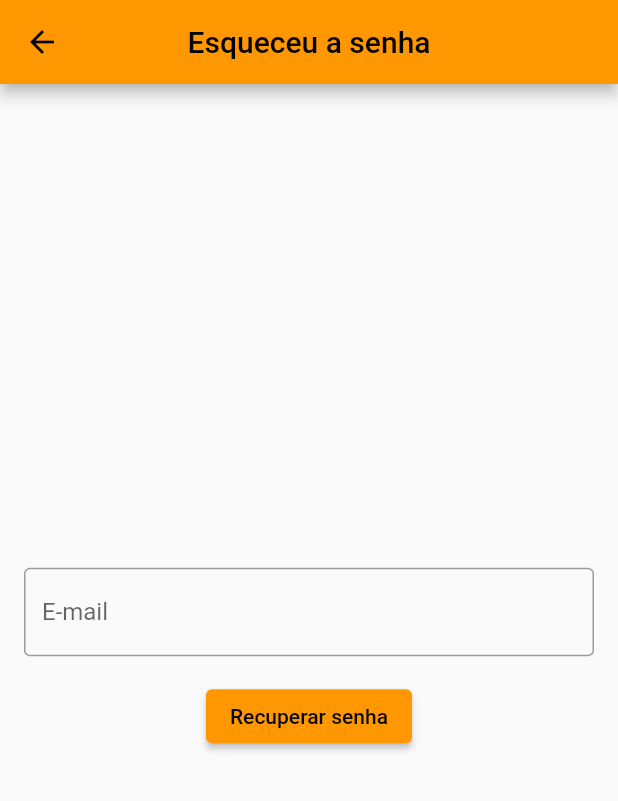
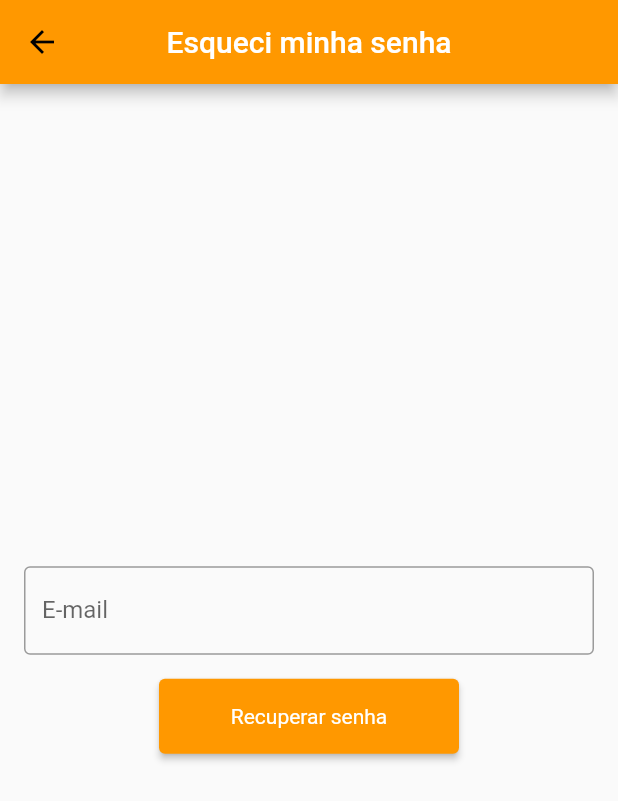
Before and after one commit to Lucasilvabr/MyWallet, a Flutter app: the forgotpasswordPage screen opened directly, on a phone screen of 412 x 824 dp. Shown: the top 801 px of the screen. Run offline on Flutter 3.47's test engine with Material 2 defaults, Android fonts, the phone set to English and light mode, and no system bars.

Commit message:
atualizações de page

```diff
--- a/lib/cartoes.dart
+++ b/lib/cartoes.dart
@@ -37,8 +37,10 @@ class _cartoesState extends State<cartoes> {
                 color: Colors.white,
               ),
             ),
+
           ],
         ),
+          centerTitle: true,
       ),
       body: SingleChildScrollView(
         child: Padding(
--- a/lib/forgotpassword.dart
+++ b/lib/forgotpassword.dart
@@ -15,7 +15,12 @@ class _forgotpasswordPageState extends State<forgotpasswordPage> {
   Widget build(BuildContext context) {
     return Scaffold(
       appBar: AppBar(
-        title: Text('Esqueceu a senha'),
+        title: Text(
+          'Esqueci minha senha',
+          style: TextStyle(
+            color: Colors.white,
+          ),
+        ),
         centerTitle: true,
       ),
       body: Container(
@@ -37,11 +42,22 @@ class _forgotpasswordPageState extends State<forgotpasswordPage> {
                 // exibir mensagem
                 ScaffoldMessenger.of(context).showSnackBar(
                   SnackBar(
-                    content: Text('Uma nova senha foi enviada para seu e-mail.'),
+                    content:
+                        Text('Uma nova senha foi enviada para seu e-mail.'),
                   ),
                 );
               },
-              child: Text('Recuperar senha'),
+              style: ElevatedButton.styleFrom(
+                minimumSize: Size(200, 50), // definir o tamanho mínimo do botão
+                textStyle:
+                    TextStyle(color: Colors.white), // definir a cor do texto
+              ),
+              child: Text(
+                'Recuperar senha',
+                style: TextStyle(
+                  color: Colors.white,
+                ),
+              ),
             ),
           ],
         ),
```
Also changed, not shown: lib/secondpage.dart (+8 -5 lines), lib/sobrepage.dart (+37 -1 lines).
